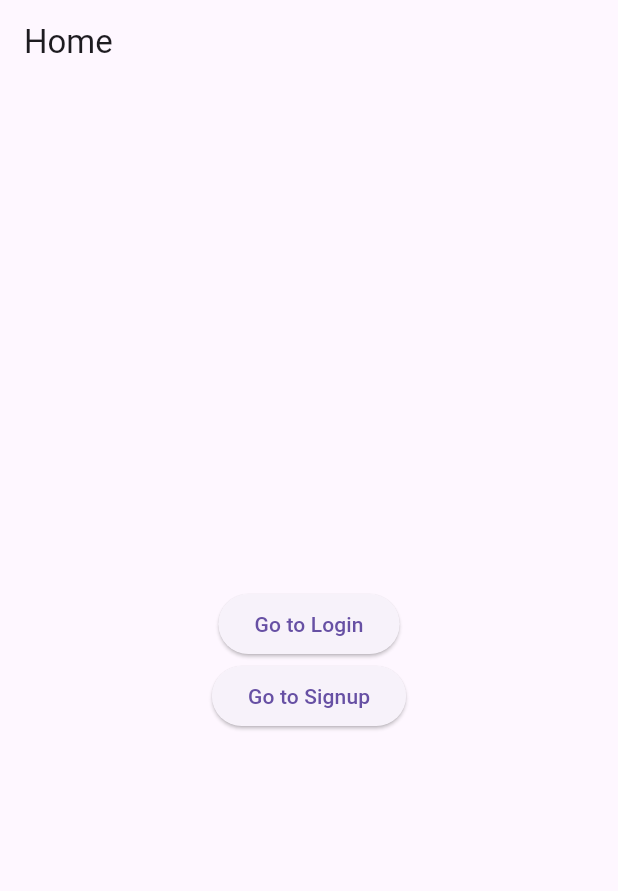
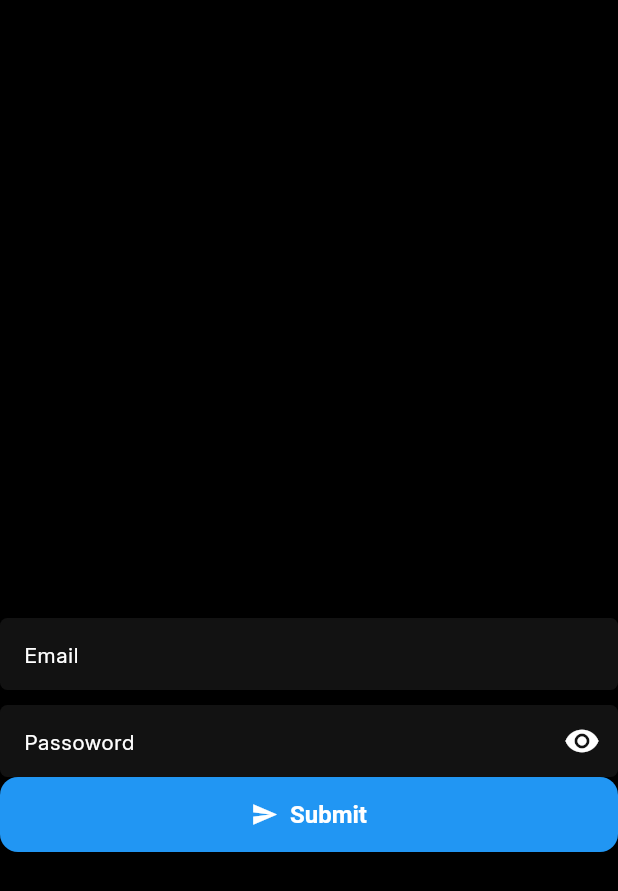
Before and after one commit to talhaghauridev/instagram-ui, a Flutter app: the screen it shows after launch, on a phone screen of 412 x 824 dp. Shown: the top 891 px of the screen. Run offline on Flutter 3.47's test engine with Material 3 defaults, Android fonts, the phone set to English and light mode, and no system bars.

Commit message:
add app colors

```diff
--- a/lib/constants/constants.dart
+++ b/lib/constants/constants.dart
@@ -13,3 +13,7 @@ class _AuthRoutes {
   final login = '/login';
   final signup = '/signup';
 }
+
+abstract class AppFonts {
+  static const String inter = "Regular";
+}
--- /dev/null
+++ b/lib/core/theme/app_colors.dart
@@ -0,0 +1,48 @@
+import 'package:flutter/material.dart';
+
+class AppColors {
+  static const lightColorScheme = ColorScheme.light(
+    primary: Color(0xFF000000), // Green
+    onPrimary: Colors.white,
+    primaryContainer: Color(0xFFA5D6A7),
+    secondary: Color(0xFF121212),
+    onSecondary: Colors.black,
+    background: Colors.white,
+    onBackground: Colors.black,
+    surface: Colors.white,
+    onSurface: Colors.black,
+    error: Colors.red,
+    onError: Colors.white,
+  );
+
+  static const darkColorScheme = ColorScheme.dark(
+    primary: Color(0xFF000000),
+    onPrimary: Colors.black,
+    primaryContainer: Color(0xFF0F140E),
+    secondary: Color(0xFF81C784),
+    onSecondary: Colors.white,
+    background: Color(0xFF0F140E), // Dark background
+    onBackground: Colors.white,
+    surface: Color(0xFF1E1E1E), // Card background
+    onSurface: Colors.white,
+    error: Colors.red,
+    onError: Colors.white,
+  );
+
+  static const lightBackground = Colors.white;
+  static const lightCardBackground = Color(0xFFF5F5F5);
+  static const lightTextPrimary = Colors.black87;
+  static const lightTextSecondary = Colors.black54;
+  static const lightDivider = Color(0xFFE0E0E0);
+
+  // Dark Theme Specific
+  static const darkBackground = Colors.black;
+  static const darkCardBackground = Color(0xFF1E1E1E);
+  static const darkTextPrimary = Colors.white;
+  static const darkTextSecondary = Colors.white70;
+  static const darkDivider = Color(0xFF424242);
+
+  // Brand Colors
+  static const brandGreen = Colors.black;
+  static const brandDark = Color(0xFF0F140E);
+}
--- /dev/null
+++ b/lib/core/theme/app_theme.dart
@@ -0,0 +1,118 @@
+import 'package:flutter/material.dart';
+import 'app_colors.dart';
+
+class AppTheme {
+  static ThemeData get lightTheme {
+    return ThemeData(
+      colorScheme: AppColors.lightColorScheme,
+      brightness: Brightness.light,
+      scaffoldBackgroundColor: AppColors.lightBackground,
+      appBarTheme: AppBarTheme(
+        backgroundColor: AppColors.lightBackground,
+        elevation: 0,
+        titleTextStyle: TextStyle(
+          // color: AppColors.lightColorScheme.primary,
+          fontSize: 28,
+          fontWeight: FontWeight.w500,
+        ),
+        // iconTheme: IconThemeData(color: AppColors.lightColorScheme.primary),
+      ),
+      textTheme: TextTheme(
+        headlineMedium: TextStyle(
+          color: AppColors.lightTextPrimary,
+          fontSize: 35,
+          fontWeight: FontWeight.w500,
+        ),
+        titleLarge: TextStyle(
+          color: AppColors.lightTextPrimary,
+          fontSize: 20,
+          fontWeight: FontWeight.bold,
+        ),
+        bodyLarge: TextStyle(color: AppColors.lightTextPrimary),
+        bodyMedium: TextStyle(color: AppColors.lightTextSecondary),
+      ),
+      elevatedButtonTheme: ElevatedButtonThemeData(
+        style: ElevatedButton.styleFrom(
+          backgroundColor: AppColors.lightColorScheme.primary,
+          foregroundColor: AppColors.lightColorScheme.onPrimary,
+          minimumSize: Size(double.infinity, 50),
+          shape: RoundedRectangleBorder(
+            borderRadius: BorderRadius.circular(30),
+          ),
+          textStyle: TextStyle(
+            fontSize: 16,
+            fontWeight: FontWeight.w500,
+          ),
+        ),
+      ),
+      cardTheme: CardTheme(
+        color: AppColors.lightCardBackground,
+        elevation: 0,
+        shape: RoundedRectangleBorder(
+          borderRadius: BorderRadius.circular(12),
+        ),
+      ),
+      dividerTheme: DividerThemeData(
+        color: AppColors.lightDivider,
+        thickness: 1,
+      ),
+    );
+  }
+
+  static ThemeData get darkTheme {
+    return ThemeData(
+      colorScheme: AppColors.darkColorScheme,
+      brightness: Brightness.dark,
+      scaffoldBackgroundColor: Colors.black,
+      appBarTheme: AppBarTheme(
+        backgroundColor: AppColors.darkBackground,
+        elevation: 0,
+        titleTextStyle: TextStyle(
+          color: AppColors.darkColorScheme.primary,
+          fontSize: 28,
+          fontWeight: FontWeight.w500,
+        ),
+        iconTheme: IconThemeData(color: AppColors.darkColorScheme.primary),
+      ),
+      textTheme: TextTheme(
+        headlineMedium: TextStyle(
+          color: AppColors.darkTextPrimary,
+          fontSize: 35,
+          fontWeight: FontWeight.w500,
+        ),
+        titleLarge: TextStyle(
+          color: AppColors.darkTextPrimary,
+          fontSize: 20,
+          fontWeight: FontWeight.bold,
+        ),
+        bodyLarge: TextStyle(color: AppColors.darkTextPrimary),
+        bodyMedium: TextStyle(color: AppColors.darkTextSecondary),
+      ),
+      elevatedButtonTheme: ElevatedButtonThemeData(
+        style: ElevatedButton.styleFrom(
+          backgroundColor: AppColors.darkColorScheme.primary,
+          foregroundColor: AppColors.darkColorScheme.onPrimary,
+          minimumSize: Size(double.infinity, 50),
+          shape: RoundedRectangleBorder(
+            borderRadius: BorderRadius.circular(30),
+          ),
+          textStyle: TextStyle(
+            fontSize: 16,
+            fontWeight: FontWeight.w500,
+          ),
+        ),
+      ),
+      cardTheme: CardTheme(
+        color: AppColors.darkCardBackground,
+        elevation: 0,
+        shape: RoundedRectangleBorder(
+          borderRadius: BorderRadius.circular(12),
+        ),
+      ),
+      dividerTheme: DividerThemeData(
+        color: AppColors.darkDivider,
+        thickness: 1,
+      ),
+    );
+  }
+}
--- a/lib/main.dart
+++ b/lib/main.dart
@@ -1,6 +1,9 @@
 import 'package:flutter/material.dart';
+import 'package:instagram_ui/core/theme/app_colors.dart';
+import 'package:instagram_ui/core/theme/app_theme.dart';
 import 'package:instagram_ui/screens/Auth/Login/login_screen.dart';
 import 'package:instagram_ui/screens/Auth/Signup/signup_screen.dart';
+import 'package:instagram_ui/screens/Home/home_screen.dart';
 import 'package:instagram_ui/screens/Splash/splash_screen.dart';
 import 'constants/constants.dart';
 
@@ -15,7 +18,9 @@ class MyApp extends StatelessWidget {
   @override
   Widget build(BuildContext context) {
     return MaterialApp(
-      theme: ThemeData.light(),
+      theme: AppTheme.lightTheme,
+      darkTheme: AppTheme.darkTheme,
+      themeMode: ThemeMode.dark,
       debugShowCheckedModeBanner: false,
       initialRoute: "/",
       routes: {
@@ -27,31 +32,3 @@ class MyApp extends StatelessWidget {
     );
   }
 }
-
-class HomeScreen extends StatelessWidget {
-  @override
-  Widget build(BuildContext context) {
-    return Scaffold(
-      appBar: AppBar(title: Text('Home')),
-      body: Center(
-        child: Column(
-          mainAxisAlignment: MainAxisAlignment.center,
-          children: [
-            ElevatedButton(
-              onPressed: () {
-                Navigator.pushNamed(context, '/login');
-              },
-              child: Text('Go to Login'),
-            ),
-            ElevatedButton(
-              onPressed: () {
-                Navigator.pushReplacementNamed(context, '/signup');
-              },
-              child: Text('Go to Signup'),
-            ),
-          ],
-        ),
-      ),
-    );
-  }
-}
--- a/lib/screens/Auth/Login/login_screen.dart
+++ b/lib/screens/Auth/Login/login_screen.dart
@@ -1,16 +1,19 @@
 import 'package:flutter/material.dart';
+import 'package:instagram_ui/constants/constants.dart';
 
 class LoginScreen extends StatelessWidget {
+  const LoginScreen({super.key});
+
   @override
   Widget build(BuildContext context) {
     return Scaffold(
-      appBar: AppBar(title: Text('Login')),
       body: Center(
-        child: ElevatedButton(
-          onPressed: () {
-            Navigator.pop(context);
-          },
-          child: Text('Back to Home'),
+        child: Column(
+          mainAxisAlignment: MainAxisAlignment.center,
+          children: [
+            Image.asset(AppImages.splashLogo),
+            Image.asset(AppImages.splashLogo),
+          ],
         ),
       ),
     );
--- /dev/null
+++ b/lib/screens/Home/home_screen.dart
@@ -0,0 +1,52 @@
+import 'package:flutter/material.dart';
+import 'package:instagram_ui/constants/constants.dart';
+import 'package:instagram_ui/widgets/button_widget.dart';
+import 'package:instagram_ui/widgets/input_widget.dart';
+
+class HomeScreen extends StatelessWidget {
+  @override
+  Widget build(BuildContext context) {
+    return Scaffold(
+      appBar: AppBar(title: Text('Home')),
+      body: Center(
+        child: Column(
+          mainAxisAlignment: MainAxisAlignment.center,
+          children: [
+            ElevatedButton(
+              onPressed: () {
+                Navigator.pushNamed(context, AppRoutes.auth.login);
+              },
+              child: Text('Go to Login'),
+            ),
+            ElevatedButton(
+              onPressed: () {
+                Navigator.pushNamed(context, AppRoutes.auth.login);
+              },
+              child: Text('Go to Signup'),
+            ),
+            CustomInput(hintText: 'Email', controller: TextEditingController()),
+            const SizedBox(height: 10),
+            CustomInput(
+              hintText: 'Passoword',
+              controller: TextEditingController(),
+              keyboardType: TextInputType.visiblePassword,
+              obscureText: true,
+            ),
+            CustomButton(
+              text: 'Submit',
+              onPressed: () {
+                print('Button Pressed');
+              },
+              backgroundColor: Colors.blue,
+              textColor: Colors.white,
+              borderRadius: 12,
+              elevation: 4,
+              leadingIcon: const Icon(Icons.send, color: Colors.white),
+              isLoading: false,
+            ),
+          ],
+        ),
+      ),
+    );
+  }
+}
--- /dev/null
+++ b/lib/widgets/button_widget.dart
@@ -0,0 +1,95 @@
+import 'package:flutter/material.dart';
+
+class CustomButton extends StatelessWidget {
+  final String text;
+  final VoidCallback onPressed;
+  final Color? textColor;
+  final Color? backgroundColor;
+  final Color? disabledColor;
+  final Color? borderColor;
+  final double borderRadius;
+  final double elevation;
+  final double paddingHorizontal;
+  final double paddingVertical;
+  final bool isLoading;
+  final TextStyle? textStyle;
+  final Widget? leadingIcon;
+  final Widget? trailingIcon;
+
+  const CustomButton({
+    Key? key,
+    required this.text,
+    required this.onPressed,
+    this.textColor,
+    this.backgroundColor,
+    this.disabledColor,
+    this.borderColor,
+    this.borderRadius = 8.0,
+    this.elevation = 2.0,
+    this.paddingHorizontal = 16.0,
+    this.paddingVertical = 12.0,
+    this.isLoading = false,
+    this.textStyle,
+    this.leadingIcon,
+    this.trailingIcon,
+  }) : super(key: key);
+
+  @override
+  Widget build(BuildContext context) {
+    final isDisabled = onPressed == null || isLoading;
+
+    return ElevatedButton(
+      onPressed: isDisabled ? null : onPressed,
+      style: ElevatedButton.styleFrom(
+        elevation: elevation,
+        backgroundColor: isDisabled
+            ? (disabledColor ?? Colors.grey[400])
+            : (backgroundColor ?? Theme.of(context).primaryColor),
+        foregroundColor: textColor ?? Colors.white,
+        padding: EdgeInsets.symmetric(
+          horizontal: paddingHorizontal,
+          vertical: paddingVertical,
+        ),
+        shape: RoundedRectangleBorder(
+          borderRadius: BorderRadius.circular(borderRadius),
+          side: BorderSide(
+            color: borderColor ?? Colors.transparent,
+            width: borderColor != null ? 1.0 : 0.0,
+          ),
+        ),
+      ),
+      child: isLoading
+          ? SizedBox(
+              height: 20,
+              width: 20,
+              child: CircularProgressIndicator(
+                color: textColor ?? Colors.white,
+                strokeWidth: 2.0,
+              ),
+            )
+          : Row(
+              mainAxisSize: MainAxisSize.min,
+              mainAxisAlignment: MainAxisAlignment.center,
+              children: [
+                if (leadingIcon != null) ...[
+                  leadingIcon!,
+                  const SizedBox(width: 8.0),
+                ],
+                Text(
+                  text,
+                  style: textStyle ??
+                      TextStyle(
+                        color: textColor ?? Colors.white,
+                        fontSize: 16,
+                        fontWeight: FontWeight.w600,
+                      ),
+                ),
+                if (trailingIcon != null) ...[
+                  const SizedBox(width: 8.0),
+                  trailingIcon!,
+                ],
+              ],
+            ),
+    );
+  }
+}
--- a/lib/widgets/input_widget.dart
+++ b/lib/widgets/input_widget.dart
@@ -1,6 +1,5 @@
-// ignore_for_file: library_private_types_in_public_api
-
 import 'package:flutter/material.dart';
+import 'package:instagram_ui/constants/constants.dart';
 
 class CustomInput extends StatefulWidget {
   final String? labelText;
@@ -31,7 +30,7 @@ class CustomInput extends StatefulWidget {
     this.onChanged,
     this.borderColor,
     this.focusedBorderColor,
-    this.borderRadius = 8.0,
+    this.borderRadius = 5,
     this.fillColor,
     this.filled = true,
   }) : super(key: key);
@@ -64,16 +63,21 @@ class _CustomInputState extends State<CustomInput> {
             ),
           ),
         if (widget.labelText != null) const SizedBox(height: 8),
-        Container(
-          height: 46,
-          child: TextFormField(
+        SizedBox(
+          width: double.infinity,
+          height: 48,
+          child: TextField(
+            cursorColor: Colors.white,
             controller: widget.controller,
             keyboardType: widget.keyboardType,
             obscureText: _isPasswordVisible,
-            validator: widget.validator,
             onChanged: widget.onChanged,
             decoration: InputDecoration(
               hintText: widget.hintText,
+              hintStyle: const TextStyle(
+                  fontSize: 14,
+                  color: Colors.white,
+                  fontFamily: AppFonts.inter),
               prefixIcon:
                   widget.leftIcon != null ? Icon(widget.leftIcon) : null,
               suffixIcon: widget.obscureText
@@ -90,18 +94,19 @@ class _CustomInputState extends State<CustomInput> {
                       },
                     )
                   : (widget.rightIcon != null ? Icon(widget.rightIcon) : null),
-              filled: widget.filled,
-              fillColor: widget.fillColor ?? Colors.grey[200],
-              border: OutlineInputBorder(
-                borderRadius: BorderRadius.circular(widget.borderRadius),
-                borderSide:
-                    BorderSide(color: widget.borderColor ?? Colors.grey),
-              ),
+              filled: true,
+              fillColor: widget.fillColor ?? const Color(0xFF121212),
               focusedBorder: OutlineInputBorder(
                 borderRadius: BorderRadius.circular(widget.borderRadius),
                 borderSide: BorderSide(
                     color: widget.focusedBorderColor ??
                         Theme.of(context).primaryColor),
+              ),
+              enabledBorder: OutlineInputBorder(
+                borderRadius: BorderRadius.circular(widget.borderRadius),
+                borderSide: BorderSide(
+                    color: widget.borderColor ?? Colors.transparent,
+                    style: BorderStyle.solid),
               ),
             ),
           ),
```
